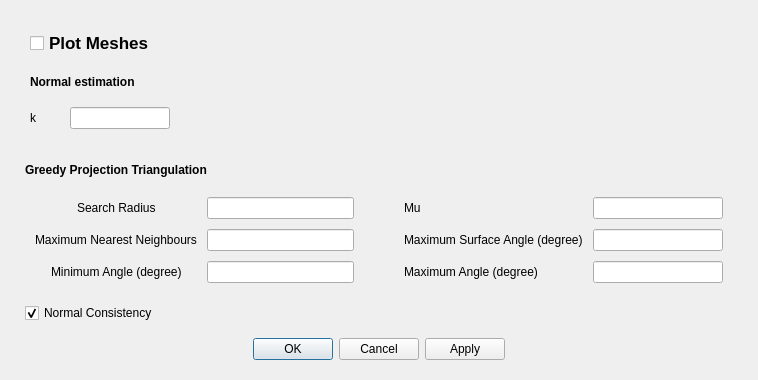
Above: triangulationdialog.ui from zy31415/pcd_viewer before the change. Below: the same form after it.
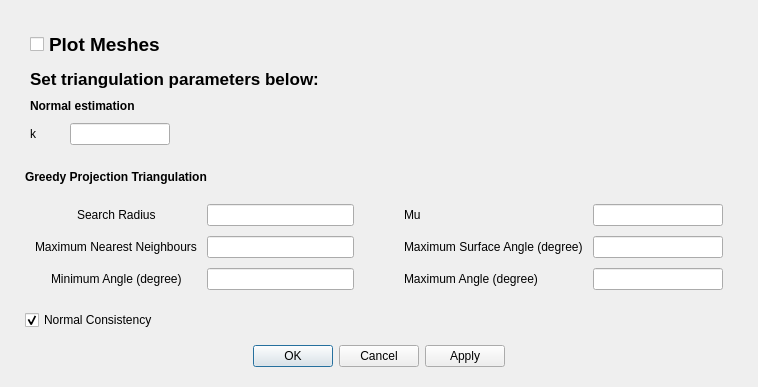
That is the form after the change.

What changed in the file:
```diff
--- a/triangulationdialog.ui
+++ b/triangulationdialog.ui
@@ -50,7 +50,7 @@
       <widget class="QCheckBox" name="checkBox_if_plot_meshes">
        <property name="font">
         <font>
-         <pointsize>13</pointsize>
+         <pointsize>14</pointsize>
          <weight>75</weight>
          <bold>true</bold>
         </font>
@@ -60,6 +60,20 @@
        </property>
       </widget>
      </item>
+     <item>
+      <widget class="QLabel" name="label">
+       <property name="font">
+        <font>
+         <pointsize>13</pointsize>
+         <weight>75</weight>
+         <bold>true</bold>
+        </font>
+       </property>
+       <property name="text">
+        <string>Set triangulation parameters below:</string>
+       </property>
+      </widget>
+     </item>
      <item>
       <widget class="QLabel" name="label_3">
        <property name="font">
```
